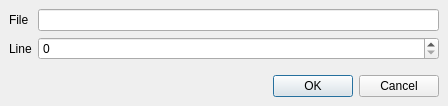
Before: the Qt Designer form App/ui/addbreakpoint.ui in 0x55555555/debugify, drawn with Qt 5.
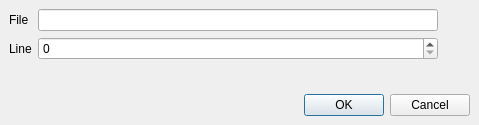
After: the same form once the commit is applied.

The edit to the form file:
```diff
--- a/App/ui/addbreakpoint.ui
+++ b/App/ui/addbreakpoint.ui
@@ -6,8 +6,8 @@
    <rect>
     <x>0</x>
     <y>0</y>
-    <width>448</width>
-    <height>106</height>
+    <width>479</width>
+    <height>125</height>
    </rect>
   </property>
   <property name="minimumSize">
@@ -34,6 +34,9 @@
    </property>
    <item>
     <layout class="QFormLayout" name="formLayout">
+     <property name="fieldGrowthPolicy">
+      <enum>QFormLayout::FieldsStayAtSizeHint</enum>
+     </property>
      <item row="0" column="0">
       <widget class="QLabel" name="label">
        <property name="text">
@@ -84,6 +87,9 @@
      <property name="standardButtons">
       <set>QDialogButtonBox::Cancel|QDialogButtonBox::Ok</set>
      </property>
+     <property name="centerButtons">
+      <bool>false</bool>
+     </property>
     </widget>
    </item>
   </layout>
```
Left out of the diff: 16 changed lines with no effect on the pictures.
